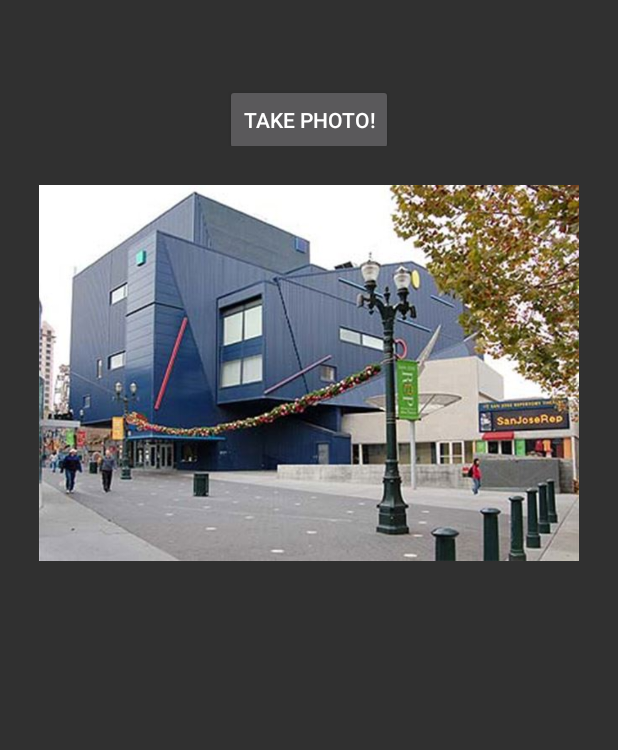
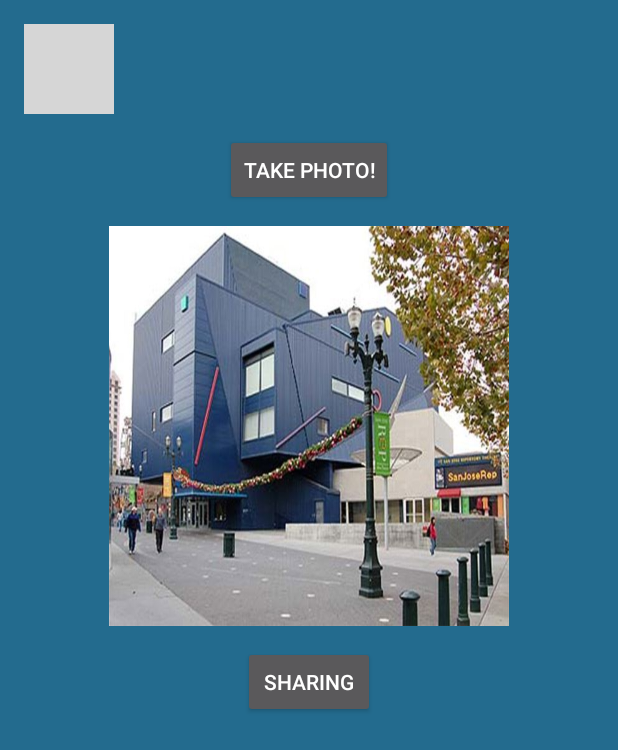
Before and after one commit to lelea2/Lab1-2_CMPE235, an Android app: the CameraActivity screen opened directly, with no data from a screen before it, on a phone screen of 412 x 824 dp. Shown: the top 750 px of the screen. Run offline under Robolectric (Android 15) with nearby library versions, the phone set to English and light mode, and no system bars; grey boxes are pictures that could not be loaded.

Commit message:
Initial check in

```diff
--- a/app/src/main/res/layout/activity_bar_code.xml
+++ b/app/src/main/res/layout/activity_bar_code.xml
@@ -10,12 +10,20 @@
     android:paddingTop="@dimen/activity_vertical_margin"
     tools:context="com.example.kdao.lab1_cmpe235.BarCodeActivity">
 
+    <ImageView
+        android:src="@drawable/home_icon"
+        android:id="@+id/home_icon"
+        android:layout_height="60dp"
+        android:layout_width="60dp"
+        android:scaleType="fitXY" />
+
     <TextView
         android:layout_width="wrap_content"
         android:layout_height="wrap_content"
         android:textAppearance="?android:attr/textAppearanceMedium"
         android:text="@string/scan_title"
         android:id="@+id/scan_text"
+        android:layout_below="@id/home_icon"
         android:textSize="23dp"
         android:textStyle="bold"
         android:layout_marginTop="50dp"
@@ -55,13 +63,4 @@
         android:layout_centerHorizontal="true"
         android:layout_below="@id/scan_format" />
 
-    <ImageView
-        android:src="@drawable/home_icon"
-        android:layout_height="60dp"
-        android:layout_width="60dp"
-        android:scaleType="fitXY"
-        android:layout_below="@id/scan_content"
-        android:layout_alignRight="@+id/scan_text"
-        android:layout_alignEnd="@+id/scan_text" />
-
 </RelativeLayout>
--- a/app/src/main/res/layout/activity_camera.xml
+++ b/app/src/main/res/layout/activity_camera.xml
@@ -3,39 +3,48 @@
     xmlns:tools="http://schemas.android.com/tools"
     android:layout_width="match_parent"
     android:layout_height="match_parent"
+    android:background="@color/colorBackground"
     android:paddingBottom="@dimen/activity_vertical_margin"
     android:paddingLeft="@dimen/activity_horizontal_margin"
     android:paddingRight="@dimen/activity_horizontal_margin"
     android:paddingTop="@dimen/activity_vertical_margin"
     tools:context="com.example.kdao.lab1_cmpe235.CameraActivity">
 
-    <LinearLayout
-        android:layout_width="match_parent"
-        android:layout_height="wrap_content"
-        android:gravity="center"
-        android:padding="20dp" >
+    <ImageView
+        android:src="@drawable/home_icon"
+        android:id="@+id/home_icon"
+        android:layout_height="60dp"
+        android:layout_width="60dp"
+        android:scaleType="fitXY"
+        android:layout_alignRight="@+id/scan_text"
+        android:layout_alignEnd="@+id/scan_text" />
+
     <Button
         android:id="@+id/camera_btn"
         android:layout_width="wrap_content"
         android:layout_height="wrap_content"
+        android:layout_below="@id/home_icon"
+        android:layout_centerHorizontal="true"
         android:layout_marginTop="20px"
         android:text="@string/camera_btn"/>
-    </LinearLayout>
-
-    <LinearLayout
-        android:layout_width="match_parent"
-        android:layout_height="match_parent"
-        android:orientation="vertical"
-        android:padding="10dp" >
 
     <ImageView
         android:id="@+id/viewImage"
-            android:layout_width="match_parent"
+        android:src="@drawable/theatre"
+        android:layout_width="120pt"
+        android:layout_height="120pt"
+        android:scaleType="fitXY"
+        android:layout_below="@id/camera_btn"
+        android:layout_marginTop="20px"
+        android:layout_centerHorizontal="true" />
+
+    <Button
+        android:id="@+id/image_share_btn"
+        android:layout_width="wrap_content"
         android:layout_height="wrap_content"
-            android:src="@drawable/theatre"
-            android:maxWidth="200pt"
-            android:maxHeight="200pt"/>
-
-    </LinearLayout>
+        android:layout_below="@id/viewImage"
+        android:layout_centerHorizontal="true"
+        android:layout_marginTop="20px"
+        android:text="@string/message_sharing"/>
 
 </RelativeLayout>
```
Lines whose indentation alone changed are shown as unchanged.
